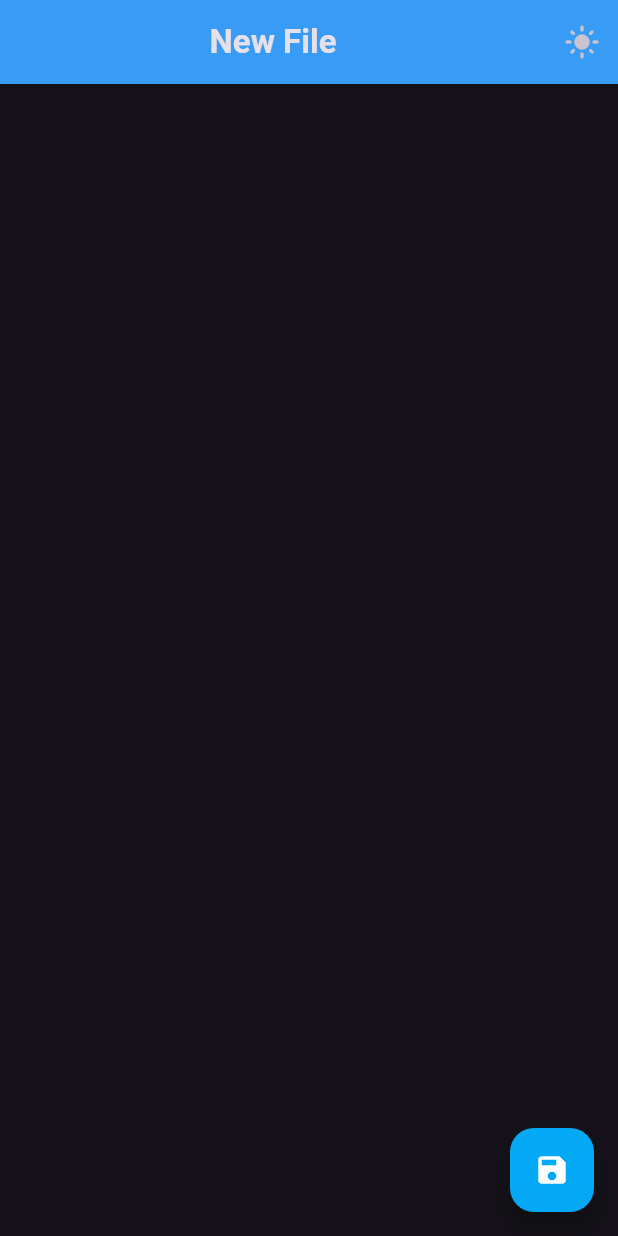
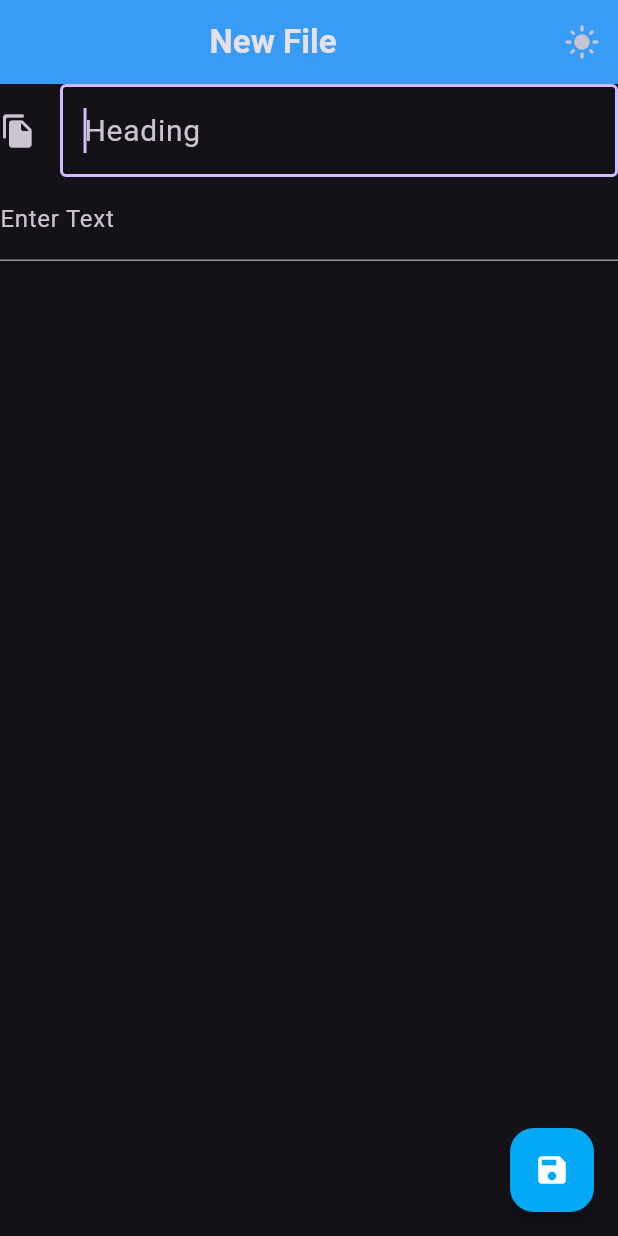
Before and after one commit to chiragbansal511/Sticky-Notes-App, a Flutter app: the screen it shows after launch, after a tap on the "add" icon, on a phone screen of 412 x 824 dp. Run offline on Flutter 3.47's test engine with Material 3 defaults, Android fonts, the phone set to English and light mode, and no system bars.

Commit message:
new file creation done

```diff
--- a/lib/main.dart
+++ b/lib/main.dart
@@ -3,19 +3,18 @@ import 'package:testapp/screens/file.dart';
 import 'package:testapp/screens/home.dart';
 
 void main() {
-  runApp( const Myapp());
+  runApp(  Myapp());
 }
 
 class Myapp extends StatelessWidget {
-const Myapp({ Key? key }) : super(key: key);
 
   @override
   Widget build(BuildContext context){
     return MaterialApp(
       initialRoute: '/',
       routes: {
-        '/' :(context) => const Home(),
-        '/fileread' :(context) => const Fileread()
+        '/' :(context) =>  Home(),
+        '/fileread' :(context) =>  Fileread()
       },
     );
   }
--- a/lib/screens/file.dart
+++ b/lib/screens/file.dart
@@ -1,7 +1,12 @@
+import 'dart:async';
+import 'dart:io';
 import 'package:flutter/material.dart';
+import 'package:path_provider/path_provider.dart';
+
+
 
 class Fileread extends StatefulWidget {
-  const Fileread({ Key? key }) : super(key: key);
+  const Fileread({super.key});
 
   @override
   _FilereadState createState() => _FilereadState();
@@ -11,8 +16,44 @@ class _FilereadState extends State<Fileread> {
 
    ThemeData mode = ThemeData.dark();
     IconData modeicon = Icons.light_mode;
+  final name = TextEditingController();
+  final data = TextEditingController();
+   String finalname = '' ;
+   String finaldata = '';
 
   @override
+
+
+  @override
+   void initState() {
+    super.initState();
+
+    // Start listening to changes.
+    name.addListener(() {finalname = name.text;});
+    data.addListener(() {finaldata = data.text;});
+  }
+      Future<String> get _localPath async {
+    final directory = await getApplicationDocumentsDirectory();
+
+    return directory.path;
+  }
+
+  Future<File> get _localFile async {
+    final path = await _localPath;
+    return File('$path/counter.txt');
+  }
+
+  Future<File> writeCounter(String counter) async {
+    final file = await _localFile;
+
+    // Write the file
+    return file.writeAsString('$counter');
+  }
+
+   Future<File> savedata(){
+    return writeCounter(finaldata);
+   }
+
   Widget build(BuildContext context) {
     return MaterialApp(
       home: Scaffold(
@@ -40,7 +81,48 @@ class _FilereadState extends State<Fileread> {
          elevation: 10,
       ),
 
-       floatingActionButton: FloatingActionButton(onPressed: () {Navigator.pushNamed(context, '/');} , child: Icon(Icons.save , color: Colors.white,) , backgroundColor: Colors.lightBlue,),
+       body: Form(
+         key: GlobalKey(),
+        child: Column(
+          children: [
+            TextFormField(
+             autofocus: true ,
+             controller: name,
+             style: TextStyle(fontSize: 20 , fontWeight: FontWeight.normal , ),
+            validator: (value) {
+              if (value == null || value.isEmpty) {
+                return 'Please enter some text';
+              }
+              return null;
+            },
+
+            decoration: const  InputDecoration(
+             icon: Icon(Icons.file_copy_rounded),
+             hintText: "Heading",
+              hoverColor: Color(0xFFFF9000),
+               border: OutlineInputBorder(),
+            ),
+          ),
+
+          TextFormField(
+            autofocus: true,
+            controller: data,
+            decoration: InputDecoration(label: Text("Enter Text")),
+            validator: (value) {
+              if (value == null || value.isEmpty) {
+                return 'Please enter some text';
+              }
+              return null;
+            },
+          ),
+
+          ],
+        )),
+
+       floatingActionButton: FloatingActionButton(onPressed: () {
+        Navigator.pushNamed(context, '/');
+        savedata();
+        } , child: Icon(Icons.save , color: Colors.white,) , backgroundColor: Colors.lightBlue,),
     ),
 
     theme: mode,
--- a/lib/screens/home.dart
+++ b/lib/screens/home.dart
@@ -1,8 +1,12 @@
+import 'dart:async';
+import 'dart:io';
 import 'package:flutter/material.dart';
+import 'package:path_provider/path_provider.dart';
+
+
 
 class Home extends StatefulWidget {
-  const Home({Key? key}) : super(key: key);
-
+  const Home({super.key});
   @override
   _HomeState createState() => _HomeState();
 }
@@ -11,6 +15,43 @@ class _HomeState extends State<Home> {
 
   ThemeData mode = ThemeData.dark();
   IconData modeicon = Icons.light_mode;
+  String data = "";
+
+
+  Future<String> get _localPath async {
+    final directory = await getApplicationDocumentsDirectory();
+
+    return directory.path;
+  }
+
+  Future<File> get _localFile async {
+    final path = await _localPath;
+    return File('$path/counter.txt');
+  }
+
+  Future<String> readCounter() async {
+    try {
+      final file = await _localFile;
+
+      // Read the file
+      final contents = await file.readAsString();
+
+      return contents;
+    } catch (e) {
+      // If encountering an error, return 0
+      return "";
+    }
+  }
+
+
+  void initState() {
+    super.initState();
+    readCounter().then((value) {
+      setState(() {
+        data = value;
+      });
+    });
+  }
 
   @override
   Widget build(BuildContext context) {
@@ -46,7 +87,7 @@ class _HomeState extends State<Home> {
           elevation: 10,
         ),
 
-
+       body: Text(data),
         floatingActionButton: FloatingActionButton(onPressed: () {Navigator.pushNamed(context, '/fileread');} , child: Icon(Icons.add , color: Colors.white,) , backgroundColor: Colors.lightBlue,),
         ),
       theme: mode,
```
Also changed, not shown: lib/widgets/storenadread.dart (deleted, +0 -89 lines).
